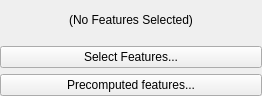
ilastik/ilastik, file ilastik/applets/featureSelection/featureSelectionDrawer.ui: the form before one commit.
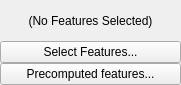
The form after the commit.

Commit message: disable pre-computed code paths in release mode, fixes #133

The edit to the form file:
```diff
--- a/ilastik/applets/featureSelection/featureSelectionDrawer.ui
+++ b/ilastik/applets/featureSelection/featureSelectionDrawer.ui
@@ -6,14 +6,17 @@
    <rect>
     <x>0</x>
     <y>0</y>
-    <width>262</width>
-    <height>96</height>
+    <width>181</width>
+    <height>85</height>
    </rect>
   </property>
   <property name="windowTitle">
    <string>Form</string>
   </property>
   <layout class="QHBoxLayout" name="horizontalLayout">
+   <property name="spacing">
+    <number>0</number>
+   </property>
    <property name="margin">
     <number>0</number>
    </property>
```
The commit also changes 1 other file.
